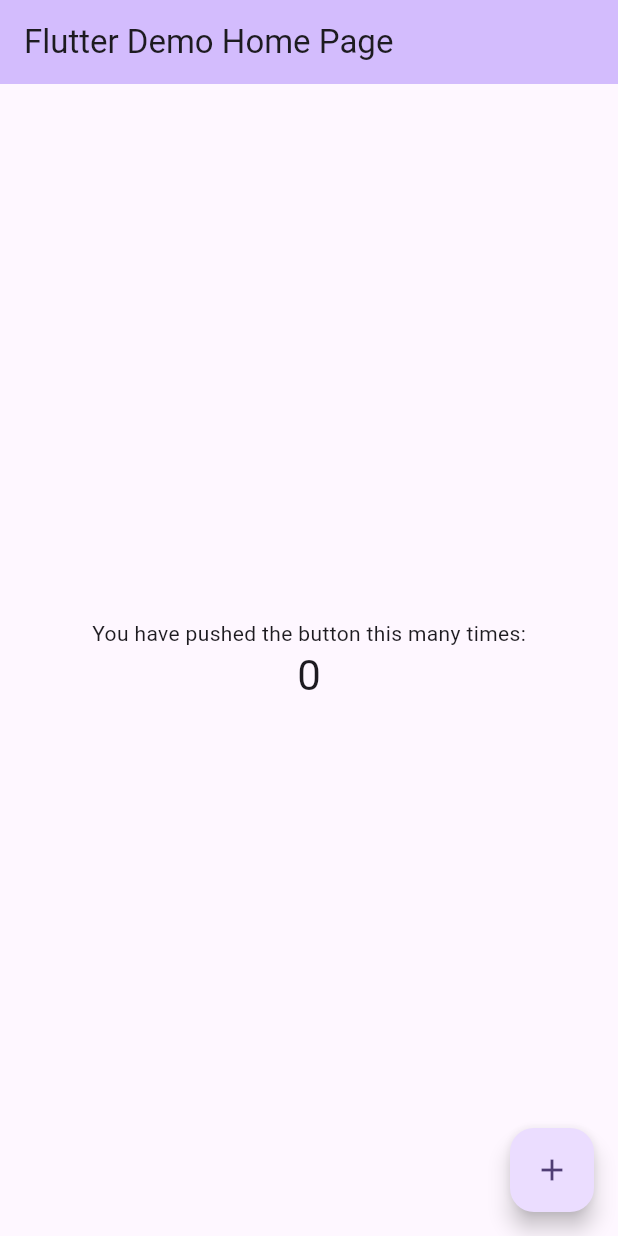
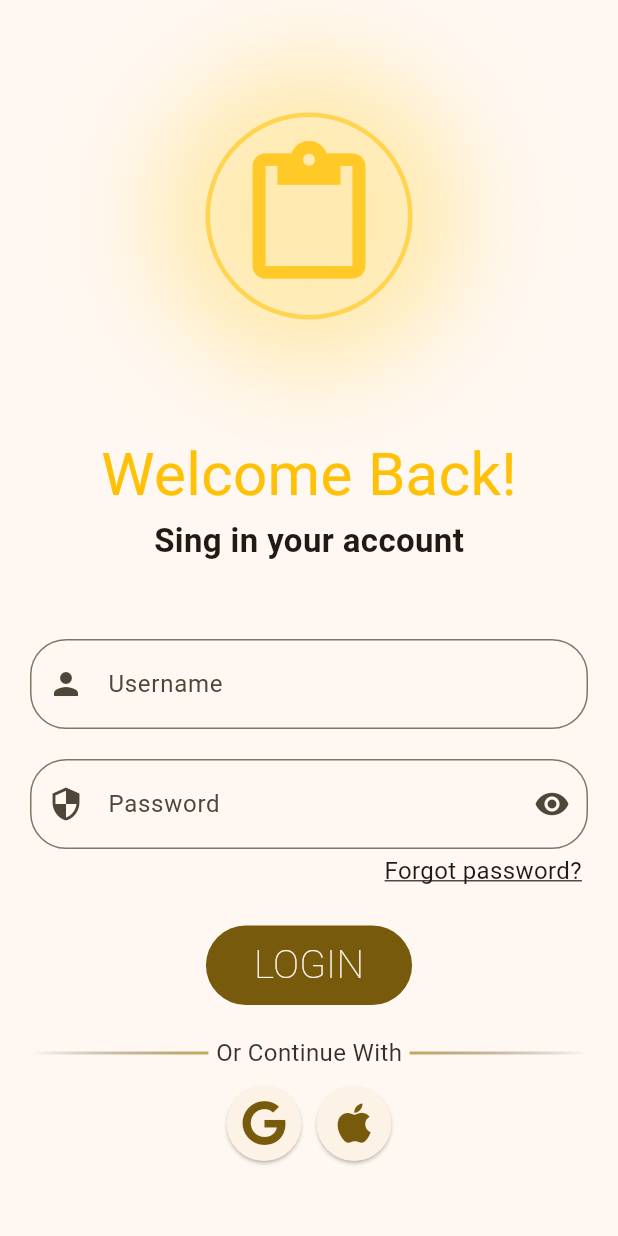
Before and after one commit to Rusk0m/franch_hub, a Flutter app: the screen it shows after launch, on a phone screen of 412 x 824 dp. Run offline on Flutter 3.47's test engine with Material 3 defaults, Android fonts, the phone set to English and light mode, and no system bars; our stand-ins replace bloc, equatable, firebase_core, font_awesome_flutter; accounts and stored records are empty.

Commit message:
add AuthPage

```diff
--- /dev/null
+++ b/lib/app/blocs/auth/auth_bloc.dart
@@ -0,0 +1,13 @@
+import 'package:bloc/bloc.dart';
+import 'package:equatable/equatable.dart';
+
+part 'auth_event.dart';
+part 'auth_state.dart';
+
+class AuthBloc extends Bloc<AuthEvent, AuthState> {
+  AuthBloc() : super(AuthInitial()) {
+    on<AuthEvent>((event, emit) {
+      // TODO: implement event handler
+    });
+  }
+}
--- /dev/null
+++ b/lib/app/blocs/auth/auth_event.dart
@@ -0,0 +1,5 @@
+part of 'auth_bloc.dart';
+
+sealed class AuthEvent extends Equatable {
+  const AuthEvent();
+}
--- /dev/null
+++ b/lib/app/blocs/auth/auth_state.dart
@@ -0,0 +1,10 @@
+part of 'auth_bloc.dart';
+
+sealed class AuthState extends Equatable {
+  const AuthState();
+}
+
+final class AuthInitial extends AuthState {
+  @override
+  List<Object> get props => [];
+}
--- /dev/null
+++ b/lib/app/pages/auth/auth.dart
@@ -0,0 +1 @@
+export 'view/view.dart';
--- /dev/null
+++ b/lib/app/pages/auth/view/auth_page.dart
@@ -0,0 +1,186 @@
+import 'package:flutter/material.dart';
+import 'package:font_awesome_flutter/font_awesome_flutter.dart';
+import 'package:franch_hub/app/theme/theme.dart';
+
+class AuthPage extends StatelessWidget {
+  const AuthPage({super.key});
+
+  @override
+  Widget build(BuildContext context) {
+    return Scaffold(
+      /*appBar: AppBar(
+        title: Text('Franch Hub'),
+      ),*/
+      body: SafeArea(
+        child: SingleChildScrollView(
+          child: Padding(
+            padding: const EdgeInsets.symmetric(horizontal: 20.0),
+            child: Column(
+              children: [
+                SizedBox(
+                  height: 75,
+                ),
+                Container(
+                  padding: EdgeInsets.all(16),
+                  decoration: BoxDecoration(
+                      shape: BoxShape.circle,
+                      border: Border.all(color: Colors.amber[300]!, width: 3),
+                      boxShadow: [
+                        BoxShadow(
+                          color: Colors.amber[300]!.withOpacity(0.4),
+                          blurRadius: 55,
+                          spreadRadius: 35,
+                        ),
+                      ]),
+                  child: Icon(
+                    Icons.paste,
+                    color: Colors.amber[400],
+                    size: 100,
+                  ),
+                ),
+                SizedBox(
+                  height: 75,
+                ),
+                Text(
+                  'Welcome Back!',
+                  style: FlutterTextTheme.custom(context:context,fontSize: 40,fontWeight: FontWeight.w400,color: Colors.amber),
+                ),
+                Text(
+                  'Sing in your account',
+                  style: FlutterTextTheme.titleLarge(context),
+                ),
+                SizedBox(
+                  height: 50,
+                ),
+                TextField(
+                  decoration: InputDecoration(
+                    border: OutlineInputBorder(
+                      borderRadius: BorderRadius.all(Radius.circular(24)),
+                    ),
+                    labelText: 'Username',
+                    prefixIcon: Icon(Icons.person),
+                    contentPadding:
+                        EdgeInsets.symmetric(horizontal: 24, vertical: 18),
+                  ),
+                ),
+                SizedBox(
+                  height: 20,
+                ),
+                TextField(
+                  decoration: InputDecoration(
+                    border: OutlineInputBorder(
+                      borderRadius: BorderRadius.all(Radius.circular(24)),
+                    ),
+                    labelText: 'Password',
+                    prefixIcon: Icon(Icons.security),
+                    suffixIcon: Icon(Icons.remove_red_eye),
+                    contentPadding:
+                        EdgeInsets.symmetric(horizontal: 24, vertical: 18),
+                  ),
+                ),
+                SizedBox(
+                  height: 3,
+                ),
+                Align(
+                  alignment: Alignment.bottomRight,
+                  child: Text(
+                    'Forgot password? ',
+                    style: TextStyle(
+                        fontSize: 16, decoration: TextDecoration.underline),
+                  ),
+                ),
+                SizedBox(
+                  height: 25,
+                ),
+                TextButton(
+                    onPressed: () {},
+                    style: ButtonStyle(
+                        backgroundColor:
+                            WidgetStatePropertyAll(Theme.of(context).colorScheme.primary)),
+                    child: Padding(
+                      padding: const EdgeInsets.symmetric(horizontal: 20.0),
+                      child: Text(
+                        'LOGIN',
+                        style: FlutterTextTheme.custom(
+                            color: Theme.of(context).colorScheme.surface,
+                            fontWeight: FontWeight.w200,
+                            fontSize: 26,
+                            context: context),
+                      ),
+                    )),
+                SizedBox(
+                  height: 20,
+                ),
+                Stack(
+                  alignment: Alignment.center,
+                  children: [
+                    Container(
+                      height: 2,
+                      decoration: BoxDecoration(
+                        gradient: LinearGradient(
+                          colors: [
+                            Colors.transparent,
+                            Colors.amber,
+                            Colors.transparent
+                          ],
+                          stops: [0.0, 0.5, 1.0],
+                        ),
+                      ),
+                    ),
+                    Center(
+                      child: Container(
+                        color: Theme.of(context).colorScheme.surface,
+                        padding: EdgeInsets.symmetric(horizontal: 5),
+                        child: Text(
+                          'Or Continue With',
+                          style:FlutterTextTheme.bodyLarge(context),
+                        ),
+                      ),
+                    ),
+                  ],
+                ),
+                SizedBox(
+                  height: 10,
+                ),
+                Row(
+                  mainAxisAlignment: MainAxisAlignment.center,
+                  children: [
+                    ElevatedButton(
+                      onPressed: () {},
+                      style: ElevatedButton.styleFrom(
+                        shape: CircleBorder(), // Круглая форма
+                        padding: EdgeInsets.all(10), // Отступы внутри кнопки
+                        minimumSize:
+                            Size.square(50), // Минимальный размер (60x60)
+                      ),
+                      child: Icon(
+                        FontAwesomeIcons.google,
+                        size: 30,
+                      ),
+                    ),
+                    SizedBox(
+                      width: 10,
+                    ),
+                    ElevatedButton(
+                      onPressed: () {},
+                      style: ElevatedButton.styleFrom(
+                        shape: CircleBorder(), // Круглая форма
+                        padding: EdgeInsets.all(10), // Отступы внутри кнопки
+                        minimumSize:
+                            Size.square(50), // Минимальный размер (60x60)
+                      ),
+                      child: Icon(
+                        FontAwesomeIcons.apple,
+                        size: 30,
+                      ),
+                    ),
+                  ],
+                )
+              ],
+            ),
+          ),
+        ),
+      ),
+    );
+  }
+}
--- /dev/null
+++ b/lib/app/pages/auth/view/view.dart
@@ -0,0 +1 @@
+export 'auth_page.dart';
--- /dev/null
+++ b/lib/app/pages/home/view/view.dart
@@ -0,0 +1 @@
+export 'home_page.dart';
--- /dev/null
+++ b/lib/app/theme/text_theme.dart
@@ -0,0 +1,61 @@
+import 'package:flutter/material.dart';
+
+class FlutterTextTheme{
+  // Заголовки
+  static TextStyle headlineLarge(BuildContext context) => TextStyle(
+    fontSize: 40,
+    fontWeight: FontWeight.w700,
+    color: Theme.of(context).colorScheme.onBackground,
+    height: 1.2,
+  );
+
+  static TextStyle headlineMedium(BuildContext context) => TextStyle(
+    fontSize: 28,
+    fontWeight: FontWeight.w600,
+    color: Theme.of(context).colorScheme.onBackground,
+  );
+
+  // Подзаголовки
+  static TextStyle titleLarge(BuildContext context) => TextStyle(
+    fontSize: 22,
+    fontWeight: FontWeight.w600,
+    color: Theme.of(context).colorScheme.onSurface,
+  );
+
+  // Основной текст
+  static TextStyle bodyLarge(BuildContext context) => TextStyle(
+    fontSize: 16,
+    fontWeight: FontWeight.normal,
+    color: Theme.of(context).colorScheme.onSurface.withOpacity(0.9),
+    height: 1.5,
+  );
+
+  // Вспомогательный текст
+  static TextStyle bodySmall(BuildContext context) => TextStyle(
+    fontSize: 12,
+    fontWeight: FontWeight.w400,
+    color: Theme.of(context).colorScheme.onSurface.withOpacity(0.6),
+  );
+
+  // Текст кнопок
+  static TextStyle buttonLabel(BuildContext context) => TextStyle(
+    fontSize: 16,
+    fontWeight: FontWeight.w600,
+    letterSpacing: 0.5,
+    color: Theme.of(context).colorScheme.onPrimary,
+  );
+
+  // Кастомный стиль с возможностью переопределения цвета
+  static TextStyle custom({
+    required BuildContext context,
+    double fontSize = 14,
+    FontWeight fontWeight = FontWeight.normal,
+    Color? color,
+  }) {
+    return TextStyle(
+      fontSize: fontSize,
+      fontWeight: fontWeight,
+      color: color ?? Theme.of(context).colorScheme.onBackground,
+    );
+  }
+}
--- /dev/null
+++ b/lib/app/theme/theme.dart
@@ -0,0 +1,2 @@
+export 'text_theme.dart';
+export 'theme_app.dart';
--- /dev/null
+++ b/lib/app/theme/theme_app.dart
@@ -0,0 +1,32 @@
+import 'package:flutter/material.dart';
+
+class FlutterAppTheme {
+  static ThemeData get light {
+    return ThemeData(
+      appBarTheme: const AppBarTheme(color: Colors.amber),
+      colorScheme: ColorScheme.fromSeed(
+        seedColor: Colors.amber,
+      ),
+      focusColor: Colors.amber,
+
+      snackBarTheme: const SnackBarThemeData(
+        behavior: SnackBarBehavior.floating,
+      ),
+    );
+  }
+
+  static ThemeData get dark {
+    return ThemeData(
+      appBarTheme: AppBarTheme(
+        color: Colors.amber[600]!,
+      ),
+      colorScheme: ColorScheme.fromSeed(
+        brightness: Brightness.dark,
+        seedColor: Colors.amber,
+      ),
+      snackBarTheme: const SnackBarThemeData(
+        behavior: SnackBarBehavior.floating,
+      ),
+    );
+  }
+}
--- /dev/null
+++ b/lib/app/view/app_view.dart
@@ -0,0 +1,17 @@
+import 'package:flutter/material.dart';
+import 'package:franch_hub/app/pages/auth/auth.dart';
+import 'package:franch_hub/app/theme/theme_app.dart';
+
+class AppView extends StatelessWidget {
+  const AppView({super.key});
+
+  @override
+  Widget build(BuildContext context) {
+    return MaterialApp(
+      theme: FlutterAppTheme.light,
+      darkTheme: FlutterAppTheme.dark,
+      themeMode: ThemeMode.system,
+      home: AuthPage(),
+    );
+  }
+}
--- a/lib/main.dart
+++ b/lib/main.dart
@@ -1,110 +1,7 @@
 import 'package:flutter/material.dart';
+import 'package:franch_hub/app/pages/auth/view/auth_page.dart';
+import 'package:franch_hub/app/view/app_view.dart';
 
 void main() {
-  runApp(const MyApp());
+  runApp(const AppView());
 }
-
-class MyApp extends StatelessWidget {
-  const MyApp({super.key});
-
-  // This widget is the root of your application.
-  @override
-  Widget build(BuildContext context) {
-    return MaterialApp(
-      title: 'Flutter Demo',
-      theme: ThemeData(
-        colorScheme: ColorScheme.fromSeed(seedColor: Colors.deepPurple),
-        useMaterial3: true,
-      ),
-      home: const MyHomePage(title: 'Flutter Demo Home Page'),
-    );
-  }
-}
-
-class MyHomePage extends StatefulWidget {
-  const MyHomePage({super.key, required this.title});
-
-  // This widget is the home page of your application. It is stateful, meaning
-  // that it has a State object (defined below) that contains fields that affect
-  // how it looks.
-
-  // This class is the configuration for the state. It holds the values (in this
-  // case the title) provided by the parent (in this case the App widget) and
-  // used by the build method of the State. Fields in a Widget subclass are
-  // always marked "final".
-
-  final String title;
-
-  @override
-  State<MyHomePage> createState() => _MyHomePageState();
-}
-
-class _MyHomePageState extends State<MyHomePage> {
-  int _counter = 0;
-
-  void _incrementCounter() {
-    setState(() {
-      // This call to setState tells the Flutter framework that something has
-      // changed in this State, which causes it to rerun the build method below
-      // so that the display can reflect the updated values. If we changed
-      // _counter without calling setState(), then the build method would not be
-      // called again, and so nothing would appear to happen.
-      _counter++;
-    });
-  }
-
-  @override
-  Widget build(BuildContext context) {
-    // This method is rerun every time setState is called, for instance as done
-    // by the _incrementCounter method above.
-    //
-    // The Flutter framework has been optimized to make rerunning build methods
-    // fast, so that you can just rebuild anything that needs updating rather
-    // than having to individually change instances of widgets.
-    return Scaffold(
-      appBar: AppBar(
-        // TRY THIS: Try changing the color here to a specific color (to
-        // Colors.amber, perhaps?) and trigger a hot reload to see the AppBar
-        // change color while the other colors stay the same.
-        backgroundColor: Theme.of(context).colorScheme.inversePrimary,
-        // Here we take the value from the MyHomePage object that was created by
-        // the App.build method, and use it to set our appbar title.
-        title: Text(widget.title),
-      ),
-      body: Center(
-        // Center is a layout widget. It takes a single child and positions it
-        // in the middle of the parent.
-        child: Column(
-          // Column is also a layout widget. It takes a list of children and
-          // arranges them vertically. By default, it sizes itself to fit its
-          // children horizontally, and tries to be as tall as its parent.
-          //
-          // Column has various properties to control how it sizes itself and
-          // how it positions its children. Here we use mainAxisAlignment to
-          // center the children vertically; the main axis here is the vertical
-          // axis because Columns are vertical (the cross axis would be
-          // horizontal).
-          //
-          // TRY THIS: Invoke "debug painting" (choose the "Toggle Debug Paint"
-          // action in the IDE, or press "p" in the console), to see the
-          // wireframe for each widget.
-          mainAxisAlignment: MainAxisAlignment.center,
-          children: <Widget>[
-            const Text(
-              'You have pushed the button this many times:',
-            ),
-            Text(
-              '$_counter',
-              style: Theme.of(context).textTheme.headlineMedium,
-            ),
-          ],
-        ),
-      ),
-      floatingActionButton: FloatingActionButton(
-        onPressed: _incrementCounter,
-        tooltip: 'Increment',
-        child: const Icon(Icons.add),
-      ), // This trailing comma makes auto-formatting nicer for build methods.
-    );
-  }
-}
```
Also changed, not shown: pubspec.yaml (+7 -56 lines), firebase.json (added), lib/app/pages/home/home.dart (added), lib/app/pages/home/view/home_page.dart (added), lib/app/view/app.dart (added), lib/firebase_options.dart (added), pubspec.lock, 7 other files.
